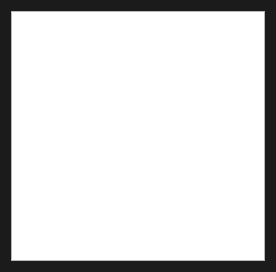
Before: the Qt Designer form MDI/PR10Qt/dialogfruitlist.ui in Lekantrop-gd/OOP_practice, drawn with Qt 5.
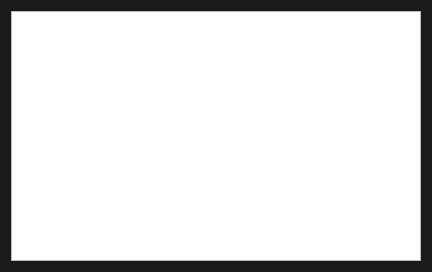
After: the same form once the commit is applied.

```diff
--- a/MDI/PR10Qt/dialogfruitlist.ui
+++ b/MDI/PR10Qt/dialogfruitlist.ui
@@ -6,8 +6,8 @@
    <rect>
     <x>0</x>
     <y>0</y>
-    <width>276</width>
-    <height>272</height>
+    <width>428</width>
+    <height>268</height>
    </rect>
   </property>
   <property name="windowTitle">
@@ -20,7 +20,14 @@
   </property>
   <layout class="QHBoxLayout" name="horizontalLayout">
    <item>
-    <widget class="QListWidget" name="listWidget"/>
+    <widget class="QTableView" name="tableView">
+     <property name="minimumSize">
+      <size>
+       <width>410</width>
+       <height>250</height>
+      </size>
+     </property>
+    </widget>
    </item>
   </layout>
  </widget>
```
